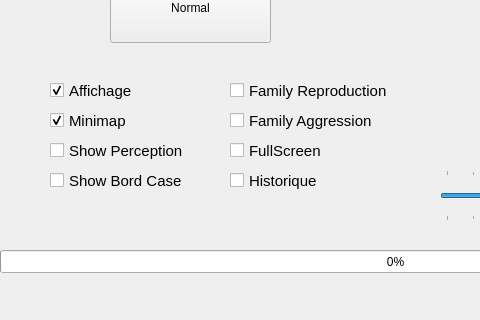
The window that view/Choice.ui (yetanotherf0rked/3a_bobbar) describes before a commit, drawn with Qt 5; both pictures show x 0 to 480 and y 280 to 600 of the 800 by 600 pixel window.
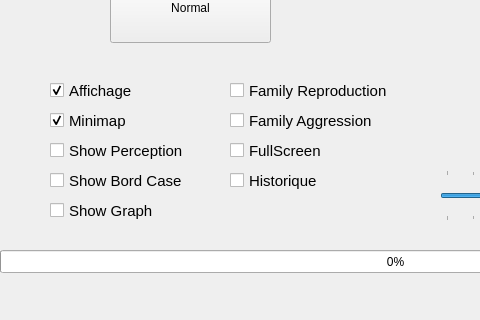
The same window after the commit.

Commit message: Add Graph modification with Button.

Diff of the .ui file:
```diff
--- a/view/Choice.ui
+++ b/view/Choice.ui
@@ -384,6 +384,27 @@
      <set>Qt::AlignCenter</set>
     </property>
    </widget>
+   <widget class="QCheckBox" name="show_grpah">
+    <property name="geometry">
+     <rect>
+      <x>50</x>
+      <y>480</y>
+      <width>151</width>
+      <height>21</height>
+     </rect>
+    </property>
+    <property name="font">
+     <font>
+      <pointsize>11</pointsize>
+     </font>
+    </property>
+    <property name="text">
+     <string>Show Graph</string>
+    </property>
+    <property name="checked">
+     <bool>false</bool>
+    </property>
+   </widget>
   </widget>
   <widget class="QStatusBar" name="statusbar"/>
   <widget class="QMenuBar" name="menubar">
```
The commit also changes 4 other files.
